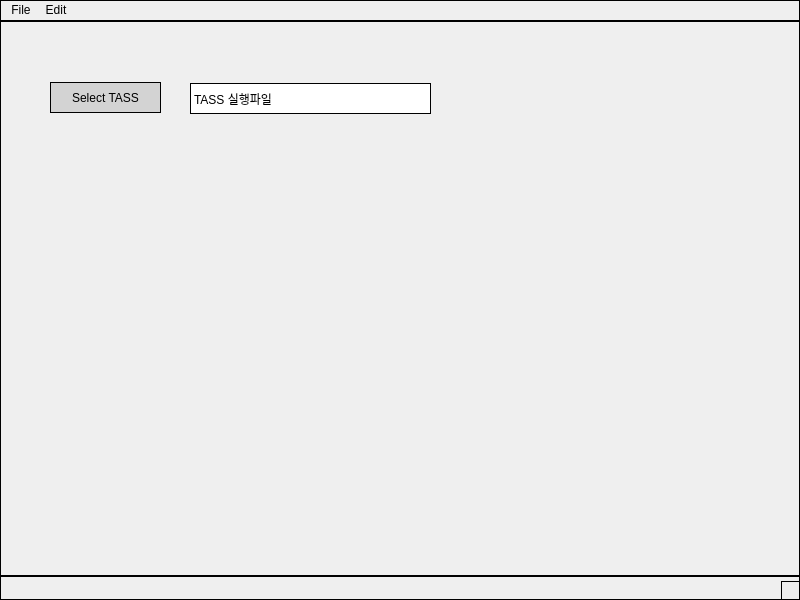
The window that main.ui (elquinz006/PyScript) describes before a commit, drawn with Qt 5.
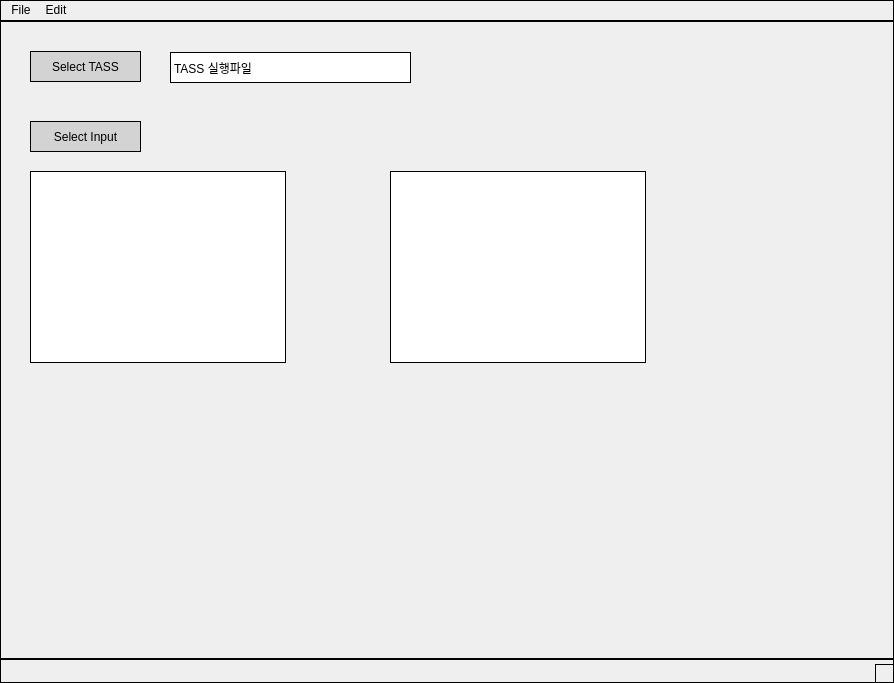
The same window after the commit.

Commit message: Modify UI to include listview

The edit to the form file:
```diff
--- a/main.ui
+++ b/main.ui
@@ -6,8 +6,8 @@
    <rect>
     <x>0</x>
     <y>0</y>
-    <width>800</width>
-    <height>600</height>
+    <width>894</width>
+    <height>683</height>
    </rect>
   </property>
   <property name="windowTitle">
@@ -20,8 +20,8 @@
    <widget class="QPushButton" name="btn_SelectFile">
     <property name="geometry">
      <rect>
-      <x>50</x>
-      <y>61</y>
+      <x>30</x>
+      <y>30</y>
       <width>111</width>
       <height>31</height>
      </rect>
@@ -36,8 +36,8 @@
    <widget class="QLabel" name="label_Exec">
     <property name="geometry">
      <rect>
-      <x>190</x>
-      <y>62</y>
+      <x>170</x>
+      <y>31</y>
       <width>241</width>
       <height>31</height>
      </rect>
@@ -49,13 +49,49 @@
      <string>TASS 실행파일</string>
     </property>
    </widget>
+   <widget class="QPushButton" name="btn_SelectInput">
+    <property name="geometry">
+     <rect>
+      <x>30</x>
+      <y>100</y>
+      <width>111</width>
+      <height>31</height>
+     </rect>
+    </property>
+    <property name="styleSheet">
+     <string notr="true">background-color: lightgray</string>
+    </property>
+    <property name="text">
+     <string>Select Input</string>
+    </property>
+   </widget>
+   <widget class="QListView" name="list_input">
+    <property name="geometry">
+     <rect>
+      <x>30</x>
+      <y>150</y>
+      <width>256</width>
+      <height>192</height>
+     </rect>
+    </property>
+   </widget>
+   <widget class="QListView" name="list_input_sel">
+    <property name="geometry">
+     <rect>
+      <x>390</x>
+      <y>150</y>
+      <width>256</width>
+      <height>192</height>
+     </rect>
+    </property>
+   </widget>
   </widget>
   <widget class="QMenuBar" name="menubar">
    <property name="geometry">
     <rect>
      <x>0</x>
      <y>0</y>
-     <width>800</width>
+     <width>894</width>
      <height>23</height>
     </rect>
    </property>
```
